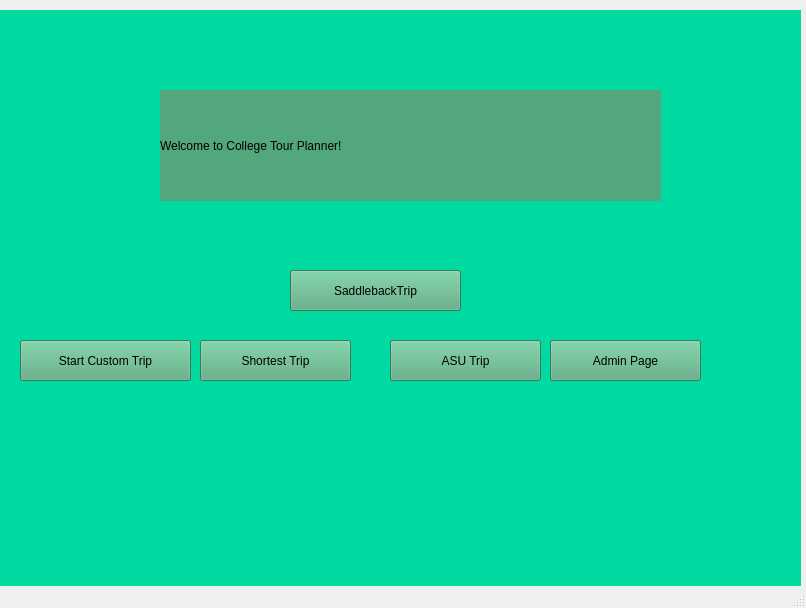
CS1DScrumDogs/Code, file mainwindow.ui: the form before one commit.
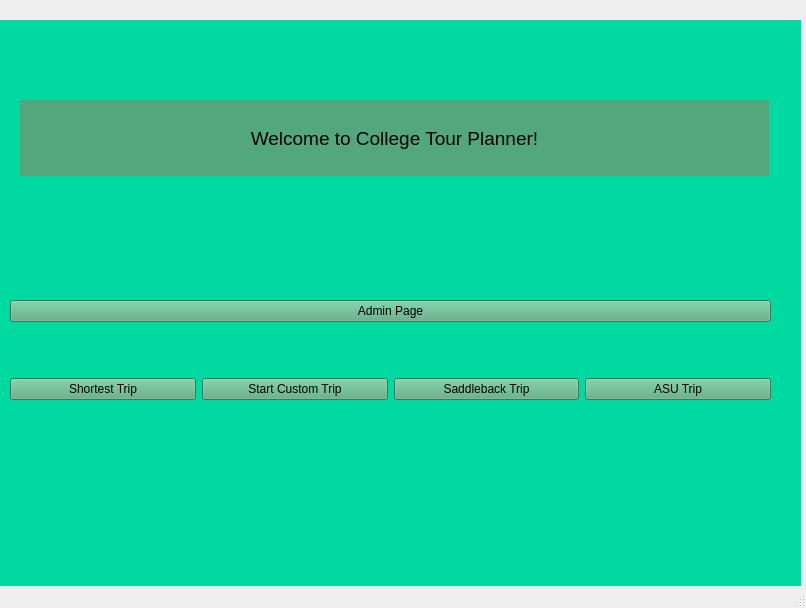
The form after the commit.

Patch:
```diff
--- a/mainwindow.ui
+++ b/mainwindow.ui
@@ -18,7 +18,7 @@
     <property name="geometry">
      <rect>
       <x>0</x>
-      <y>10</y>
+      <y>20</y>
       <width>801</width>
       <height>581</height>
      </rect>
@@ -30,100 +30,94 @@
      <number>0</number>
     </property>
     <widget class="QWidget" name="MainPage">
-     <widget class="QPushButton" name="CustomTripButton">
+     <widget class="QWidget" name="verticalLayoutWidget_4">
       <property name="geometry">
        <rect>
-        <x>20</x>
-        <y>330</y>
-        <width>171</width>
-        <height>41</height>
+        <x>10</x>
+        <y>230</y>
+        <width>761</width>
+        <height>201</height>
        </rect>
       </property>
-      <property name="styleSheet">
-       <string notr="true">background-color: rgb(83, 167, 124);</string>
-      </property>
-      <property name="text">
-       <string>Start Custom Trip</string>
-      </property>
-     </widget>
-     <widget class="QPushButton" name="ASUTripButton">
-      <property name="geometry">
-       <rect>
-        <x>390</x>
-        <y>330</y>
-        <width>151</width>
-        <height>41</height>
-       </rect>
-      </property>
-      <property name="styleSheet">
-       <string notr="true">background-color: rgb(83, 167, 124);</string>
-      </property>
-      <property name="text">
-       <string>ASU Trip</string>
-      </property>
-     </widget>
-     <widget class="QPushButton" name="ShortestTripButton">
-      <property name="geometry">
-       <rect>
-        <x>200</x>
-        <y>330</y>
-        <width>151</width>
-        <height>41</height>
-       </rect>
-      </property>
-      <property name="styleSheet">
-       <string notr="true">background-color: rgb(83, 167, 124);</string>
-      </property>
-      <property name="text">
-       <string>Shortest Trip</string>
-      </property>
-     </widget>
-     <widget class="QPushButton" name="AdminPageButton">
-      <property name="geometry">
-       <rect>
-        <x>550</x>
-        <y>330</y>
-        <width>151</width>
-        <height>41</height>
-       </rect>
-      </property>
-      <property name="styleSheet">
-       <string notr="true">background-color: rgb(83, 167, 124);</string>
-      </property>
-      <property name="text">
-       <string>Admin Page</string>
-      </property>
+      <layout class="QVBoxLayout" name="verticalLayout_5">
+       <item>
+        <widget class="QPushButton" name="AdminPageButton">
+         <property name="styleSheet">
+          <string notr="true">background-color: rgb(83, 167, 124);</string>
+         </property>
+         <property name="text">
+          <string>Admin Page</string>
+         </property>
+        </widget>
+       </item>
+       <item>
+        <layout class="QHBoxLayout" name="horizontalLayout_3">
+         <item>
+          <widget class="QPushButton" name="ShortestTripButton">
+           <property name="styleSheet">
+            <string notr="true">background-color: rgb(83, 167, 124);</string>
+           </property>
+           <property name="text">
+            <string>Shortest Trip</string>
+           </property>
+          </widget>
+         </item>
+         <item>
+          <widget class="QPushButton" name="CustomTripButton">
+           <property name="styleSheet">
+            <string notr="true">background-color: rgb(83, 167, 124);</string>
+           </property>
+           <property name="text">
+            <string>Start Custom Trip</string>
+           </property>
+          </widget>
+         </item>
+         <item>
+          <widget class="QPushButton" name="SaddlebackTripButton">
+           <property name="styleSheet">
+            <string notr="true">background-color: rgb(83, 167, 124);</string>
+           </property>
+           <property name="text">
+            <string>Saddleback Trip</string>
+           </property>
+          </widget>
+         </item>
+         <item>
+          <widget class="QPushButton" name="ASUTripButton">
+           <property name="styleSheet">
+            <string notr="true">background-color: rgb(83, 167, 124);</string>
+           </property>
+           <property name="text">
+            <string>ASU Trip</string>
+           </property>
+          </widget>
+         </item>
+        </layout>
+       </item>
+      </layout>
      </widget>
      <widget class="QLabel" name="WelcomeLabel">
       <property name="geometry">
        <rect>
-        <x>160</x>
+        <x>20</x>
         <y>80</y>
-        <width>501</width>
-        <height>111</height>
+        <width>749</width>
+        <height>76</height>
        </rect>
       </property>
+      <property name="font">
+       <font>
+        <pointsize>14</pointsize>
+       </font>
+      </property>
       <property name="styleSheet">
        <string notr="true">background-color: rgb(83, 167, 124);</string>
       </property>
       <property name="text">
        <string>Welcome to College Tour Planner!</string>
       </property>
-     </widget>
-     <widget class="QPushButton" name="SaddlebackTripButton">
-      <property name="geometry">
-       <rect>
-        <x>290</x>
-        <y>260</y>
-        <width>171</width>
-        <height>41</height>
-       </rect>
-      </property>
-      <property name="styleSheet">
-       <string notr="true">background-color: rgb(83, 167, 124);</string>
-      </property>
-      <property name="text">
-       <string>SaddlebackTrip</string>
+      <property name="alignment">
+       <set>Qt::AlignCenter</set>
       </property>
      </widget>
     </widget>
```
Left out of the diff: 11 changed lines with no effect on the pictures.
